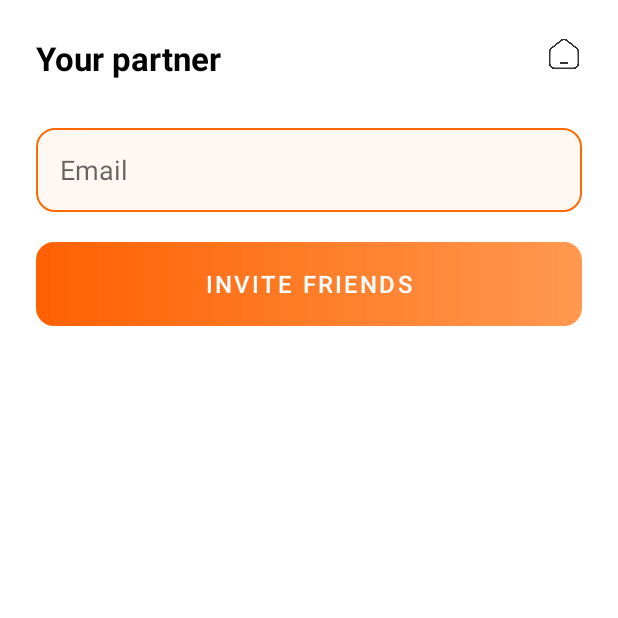
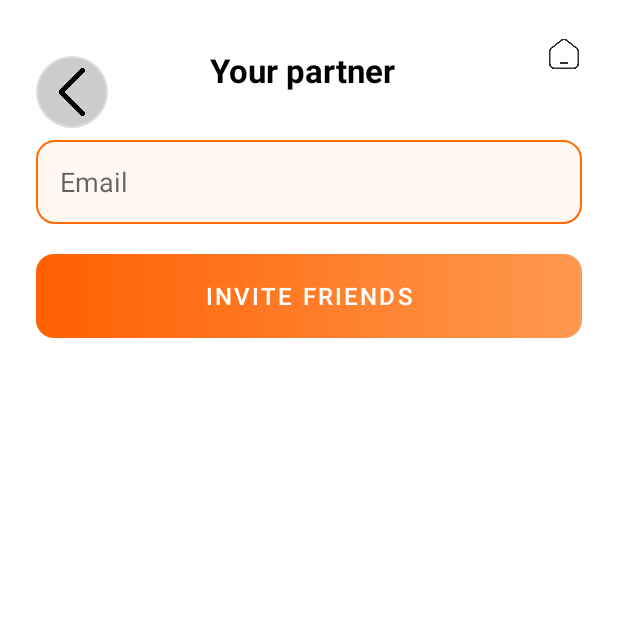
Before and after one commit to pvhung05/AI-Travel-Planner, an Android app: the InviteFriendScreen screen opened directly, with no data from a screen before it, on a phone screen of 412 x 824 dp, the top half of it. Run offline under Robolectric (Android 15) with nearby library versions, the phone set to English and light mode, and no system bars; 1 statement that could not run was skipped.

Commit message:
chinh sua giao dien, save plan ai and close, delete group

```diff
--- a/app/src/main/java/com/example/ai_travel_planner/ui/home/activity/AddItineraryScreen.java
+++ b/app/src/main/java/com/example/ai_travel_planner/ui/home/activity/AddItineraryScreen.java
@@ -16,7 +16,6 @@ import com.example.ai_travel_planner.R;
 public class AddItineraryScreen extends AppCompatActivity {
 
     ImageButton btnBack;
-    ImageView ivNext1, ivNext2;
     Button btnAddActivity, btnNextStep;
 
     @Override
@@ -26,10 +25,9 @@ public class AddItineraryScreen extends AppCompatActivity {
 
         btnAddActivity = findViewById(R.id.btnAddActivity);
 
-        actionButton(btnBack, CalendarScreen.class);
         actionButton(btnNextStep, FriendScreen.class);
 
-
+        btnBack.setOnClickListener(v -> finish());
     }
 
     void actionButton(View view, final Class<?> destination) {
--- a/app/src/main/java/com/example/ai_travel_planner/ui/home/friend/FriendScreen.java
+++ b/app/src/main/java/com/example/ai_travel_planner/ui/home/friend/FriendScreen.java
@@ -32,7 +32,7 @@ import retrofit2.Response;
 public class FriendScreen extends AppCompatActivity {
 
     Button btnEditProfile, btnInviteFriends;
-    ImageView btnLink, btnHome;
+    ImageView btnLink, btnHome, btnBack;
 
     private long itineraryId;
     private ApiService apiService;
@@ -67,6 +67,9 @@ public class FriendScreen extends AppCompatActivity {
         btnInviteFriends = findViewById(R.id.btnInviteFriends);
         btnLink = findViewById(R.id.btnLink);
         btnHome = findViewById(R.id.btnHome);
+        btnBack = findViewById(R.id.btnBack);
+
+        btnBack.setOnClickListener(v -> finish());
 
         btnHome.setOnClickListener(v -> {
             Intent intent = new Intent(FriendScreen.this, HomeScreen.class);
--- a/app/src/main/java/com/example/ai_travel_planner/ui/home/friend/InviteFriendScreen.java
+++ b/app/src/main/java/com/example/ai_travel_planner/ui/home/friend/InviteFriendScreen.java
@@ -24,7 +24,7 @@ import retrofit2.Response;
 
 public class InviteFriendScreen extends AppCompatActivity {
     EditText emailInput;
-    ImageView btnHome;
+    ImageView btnHome, btnBack;
     Button btnInvite;
 
     private ApiService apiService;
@@ -41,6 +41,9 @@ public class InviteFriendScreen extends AppCompatActivity {
         emailInput = findViewById(R.id.emailInput);
         btnInvite = findViewById(R.id.btnInvite);
         btnHome = findViewById(R.id.btnHome);
+        btnBack = findViewById(R.id.btnBack);
+
+        btnBack.setOnClickListener(v -> finish());
 
         apiService = ApiClient.getClient().create(ApiService.class);
 
--- a/app/src/main/java/com/example/ai_travel_planner/ui/home/itinerary/ItineraryScreen.java
+++ b/app/src/main/java/com/example/ai_travel_planner/ui/home/itinerary/ItineraryScreen.java
@@ -51,6 +51,7 @@ public class ItineraryScreen extends AppCompatActivity implements ItineraryAdapt
     private Button btnDeleteSelected, btnAddActivity, btnSavePlan;
     private View btnNext, btnClearDay; // ImageButton hoặc TextView, tuỳ layout
     private LinearLayout dayTabs;
+    private ImageButton btnBack;
 
     private TripPlan plan;
     private DayPlan currentDay;
@@ -87,6 +88,9 @@ public class ItineraryScreen extends AppCompatActivity implements ItineraryAdapt
         btnSavePlan = findViewById(R.id.btnSavePlan);
         btnClearDay = findViewById(R.id.btnClearDay);
         dayTabs = findViewById(R.id.dayTabs);
+        btnBack = findViewById(R.id.btnBack);
+
+        btnBack.setOnClickListener(v -> finish());
 
         btnNext = findViewById(R.id.btnNext);
         if (btnNext == null) {
--- a/app/src/main/java/com/example/ai_travel_planner/utils/BottomNav.java
+++ b/app/src/main/java/com/example/ai_travel_planner/utils/BottomNav.java
@@ -38,11 +38,6 @@ public class BottomNav {
                     intent = new Intent(activity, PlanScreen.class);
                 }
             }
-            else if (id == R.id.nav_group) {
-                if (!(activity instanceof FriendScreen)) {
-                    intent = new Intent(activity, FriendScreen.class);
-                }
-            }
             else if (id == R.id.nav_profile) {
                 if (!(activity instanceof ProfileScreen)) {
                     intent = new Intent(activity, ProfileScreen.class);
--- a/app/src/main/res/layout/dialog_ai_result.xml
+++ b/app/src/main/res/layout/dialog_ai_result.xml
@@ -17,7 +17,7 @@
             android:id="@+id/tvMainTitle"
             android:layout_width="match_parent"
             android:layout_height="wrap_content"
-            android:text="LỊCH TRÌNH DU LỊCH"
+            android:text="PLAN"
             android:textSize="20sp"
             android:textColor="#2196F3"
             android:textStyle="bold"
@@ -84,7 +84,7 @@
             android:layout_height="wrap_content"
             android:backgroundTint="@null"
             app:backgroundTint="@null"
-            android:text="ĐÓNG"
+            android:text="CLOSE"
             android:textColor="#FFFFFF"
             android:background="@drawable/btn_signin_gradient"
             android:layout_marginTop="20dp"
@@ -94,7 +94,7 @@
             android:layout_width="match_parent"
             android:layout_height="wrap_content"
             android:layout_marginTop="12dp"
-            android:text="Save Plan"
+            android:text="SAVE"
             android:textAllCaps="false"
             android:background="@drawable/btn_signin_gradient"
             android:textColor="#FFFFFF"
--- a/app/src/main/res/layout/invite_friend_screen.xml
+++ b/app/src/main/res/layout/invite_friend_screen.xml
@@ -30,20 +30,37 @@
                 app:tint="#333333"
                 app:layout_constraintTop_toTopOf="@id/txtTitle"
                 app:layout_constraintEnd_toEndOf="parent" />
+            <ImageButton
+                android:id="@+id/btnBack"
+                android:layout_width="48dp"
+                android:layout_height="48dp"
+                android:background="@drawable/btn_back"
+                android:padding="8dp"
+                android:translationY="20px"
+
+                android:src="@drawable/ic_back"
+                android:scaleType="centerInside"
+                android:contentDescription="@string/back"
+                app:layout_constraintStart_toStartOf="parent"
+                app:layout_constraintTop_toTopOf="parent" />
 
             <!-- Tiêu đề -->
+
+            <!-- Ô nhập email -->
+
             <TextView
                 android:id="@+id/titleText"
                 android:layout_width="wrap_content"
                 android:layout_height="wrap_content"
+                android:layout_marginStart="116dp"
+                android:layout_marginTop="8dp"
                 android:text="Your partner"
                 android:textColor="#000000"
                 android:textSize="22sp"
                 android:textStyle="bold"
-                app:layout_constraintTop_toTopOf="parent"
-                app:layout_constraintStart_toStartOf="parent" />
+                app:layout_constraintStart_toStartOf="parent"
+                app:layout_constraintTop_toTopOf="parent" />
 
-            <!-- Ô nhập email -->
             <EditText
                 android:id="@+id/emailInput"
                 android:layout_width="0dp"
--- a/app/src/main/res/layout/planscreen.xml
+++ b/app/src/main/res/layout/planscreen.xml
@@ -56,7 +56,7 @@
     <com.google.android.material.bottomnavigation.BottomNavigationView
             android:id="@+id/bottomNavigation"
             android:layout_width="0dp"
-            android:layout_height="wrap_content"
+            android:layout_height="100dp"
             android:background="?attr/colorSurface"
             app:itemIconSize="24dp"
             app:itemIconTint="@color/nav_item_color"
--- a/app/src/main/res/menu/bottom_nav_menu.xml
+++ b/app/src/main/res/menu/bottom_nav_menu.xml
@@ -14,12 +14,6 @@
         android:contentDescription="@string/search" />
 
     <item
-        android:id="@+id/nav_group"
-        android:icon="@drawable/group"
-        android:title="@string/group"
-        android:contentDescription="@string/group" />
-
-    <item
         android:id="@+id/nav_profile"
         android:icon="@drawable/user"
         android:title="@string/profile"
```
Also changed, not shown: app/src/main/java/com/example/ai_travel_planner/ui/home/home/HomeScreen.java (+10 -2 lines), app/src/main/res/layout/add_itinerary.xml (+30 -9 lines), app/src/main/res/layout/friendscreen.xml (+20 -3 lines).
